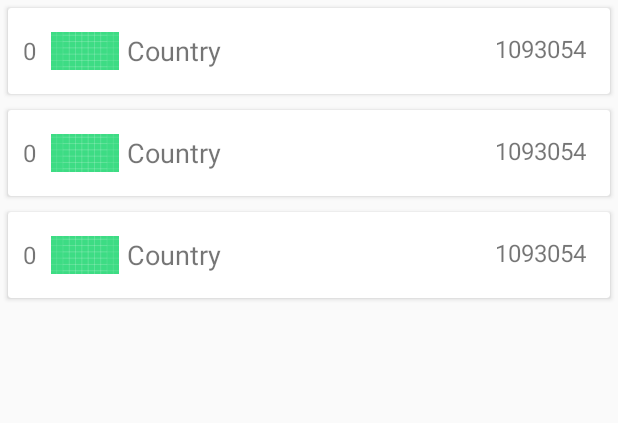
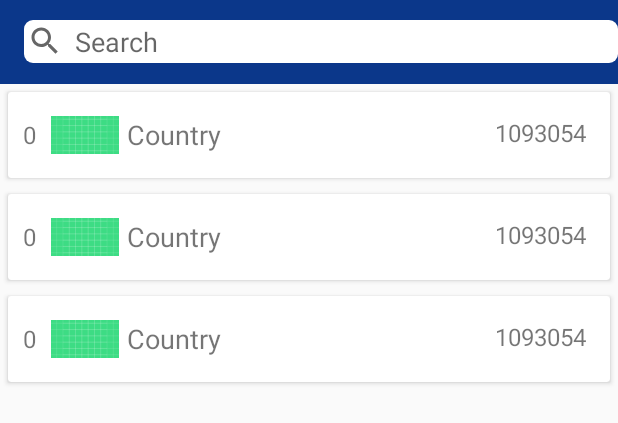
Before and after one commit to ShamxAli/Covid-19-Tracker, an Android app: the layout fragment_countries.xml on its own in the app's theme, with its tools: preview values and no code run, on a phone screen of 412 x 824 dp. Shown: the top 423 px of the screen. Run offline under Robolectric (Android 15) with nearby library versions, the phone set to English and light mode, and no system bars.

Commit message:
Global Fragment UI bug fixed + toolbar added

```diff
--- /dev/null
+++ b/app/src/main/res/drawable-v24/round.xml
@@ -0,0 +1,15 @@
+<?xml version="1.0" encoding="utf-8"?>
+<!-- res/drawable/rounded_edittext.xml -->
+<shape xmlns:android="http://schemas.android.com/apk/res/android"
+    android:padding="10dp"
+    android:shape="rectangle" >
+
+    <solid android:color="#FFFFFF" />
+
+    <corners
+        android:bottomLeftRadius="6dp"
+        android:bottomRightRadius="6dp"
+        android:topLeftRadius="6dp"
+        android:topRightRadius="6dp" />
+
+</shape>
--- /dev/null
+++ b/app/src/main/res/drawable/ic_baseline_search_24.xml
@@ -0,0 +1,10 @@
+<vector xmlns:android="http://schemas.android.com/apk/res/android"
+    android:width="24dp"
+    android:height="24dp"
+    android:viewportWidth="24"
+    android:viewportHeight="24"
+    android:tint="?attr/colorControlNormal">
+  <path
+      android:fillColor="@android:color/white"
+      android:pathData="M15.5,14h-0.79l-0.28,-0.27C15.41,12.59 16,11.11 16,9.5 16,5.91 13.09,3 9.5,3S3,5.91 3,9.5 5.91,16 9.5,16c1.61,0 3.09,-0.59 4.23,-1.57l0.27,0.28v0.79l5,4.99L20.49,19l-4.99,-5zM9.5,14C7.01,14 5,11.99 5,9.5S7.01,5 9.5,5 14,7.01 14,9.5 11.99,14 9.5,14z"/>
+</vector>
--- /dev/null
+++ b/app/src/main/res/drawable/round.xml
@@ -0,0 +1,15 @@
+<?xml version="1.0" encoding="utf-8"?>
+<!-- res/drawable/rounded_edittext.xml -->
+<shape xmlns:android="http://schemas.android.com/apk/res/android"
+    android:padding="10dp"
+    android:shape="rectangle" >
+
+    <solid android:color="#FFFFFF" />
+
+    <corners
+        android:bottomLeftRadius="6dp"
+        android:bottomRightRadius="6dp"
+        android:topLeftRadius="6dp"
+        android:topRightRadius="6dp" />
+
+</shape>
--- a/app/src/main/res/layout/fragment_countries.xml
+++ b/app/src/main/res/layout/fragment_countries.xml
@@ -4,7 +4,47 @@
     xmlns:tools="http://schemas.android.com/tools"
     android:layout_width="match_parent"
     android:layout_height="match_parent"
+    android:orientation="vertical"
     tools:context=".fragments.CountriesFragment">
+
+
+    <androidx.appcompat.widget.Toolbar
+        android:id="@+id/toolbar"
+        android:layout_width="match_parent"
+        android:layout_height="wrap_content"
+        android:background="@color/colorPrimary"
+        android:minHeight="?attr/actionBarSize">
+
+
+        <LinearLayout
+            android:layout_width="match_parent"
+            android:layout_height="wrap_content">
+
+            <EditText
+                android:id="@+id/edt_search"
+                android:layout_width="match_parent"
+                android:layout_height="match_parent"
+
+                android:textColor="@android:color/white"
+                android:layout_marginVertical="8dp"
+                android:background="@drawable/round"
+                android:drawableLeft="@drawable/ic_baseline_search_24"
+                android:drawablePadding="8dp"
+                android:focusable="false"
+                android:hint="Search"
+                android:padding="2dp"
+
+                />
+
+
+        </LinearLayout>
+
+
+
+    </androidx.appcompat.widget.Toolbar>
+
+
+    <!--    </androidx.appcompat.widget.Toolbar>-->
 
 
     <androidx.recyclerview.widget.RecyclerView
```
Also changed, not shown: app/src/main/res/layout/fragment_home.xml (+59 -40 lines), app/src/main/res/layout/toolbar.xml (added, +9 -0 lines).
